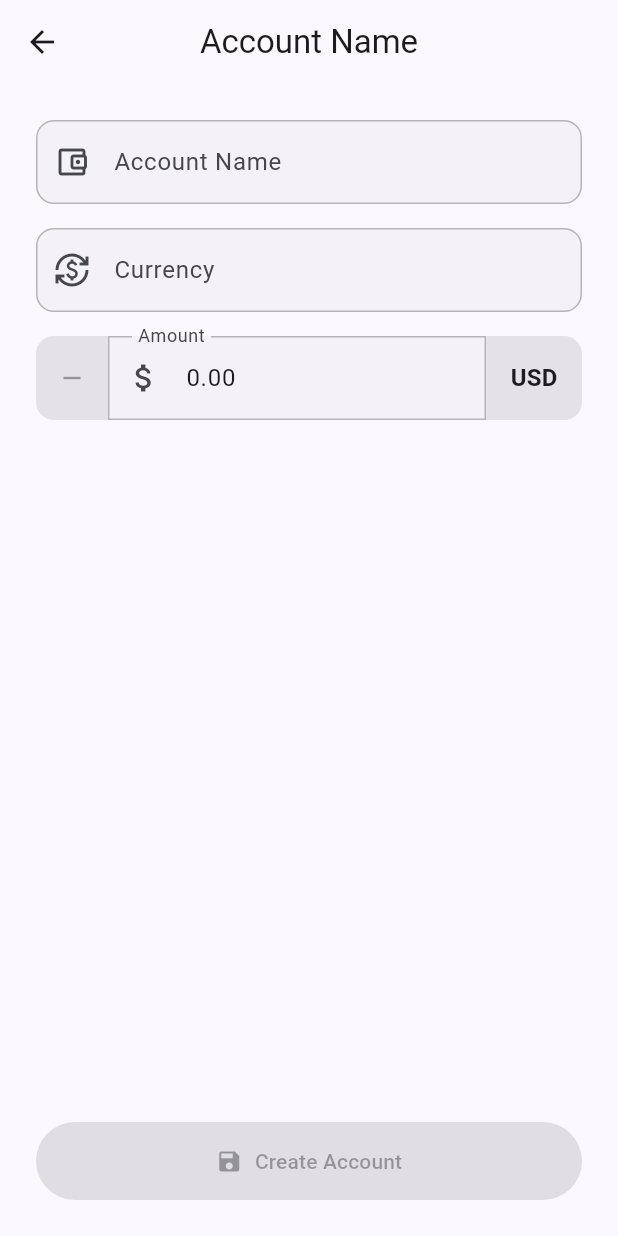
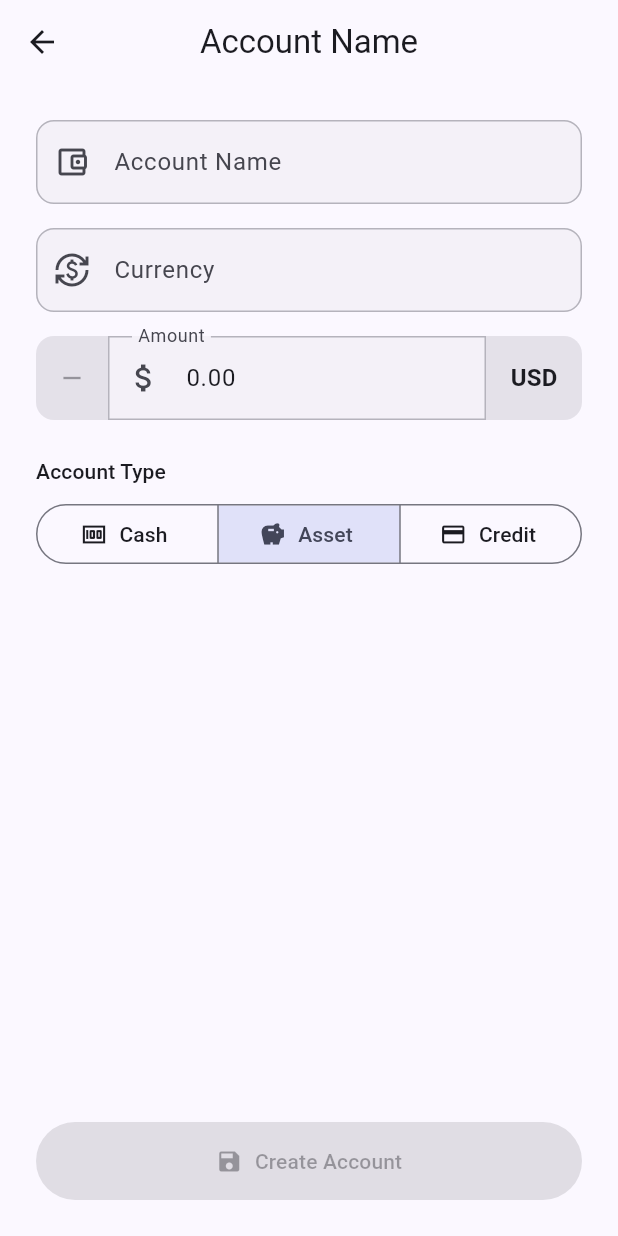
Before and after one commit to camilod529/pocket_guard, a Flutter app: the AccountView screen opened by its route, after a tap on "Create Account", on a phone screen of 412 x 824 dp. Run offline on Flutter 3.47's test engine with Material 3 defaults, Android fonts, the phone set to English and light mode, and no system bars; our stand-ins replace animate_do, drift, drift_flutter, flutter_riverpod, formz, go_router and 3 more; missing offline and left inert: sqlite3; accounts and stored records are empty; generated files the repository leaves out were written again.

Commit message:
feat(account): add account type and sort order fields, update localization and UI

```diff
--- a/lib/config/database/database.dart
+++ b/lib/config/database/database.dart
@@ -1,6 +1,7 @@
 import 'package:drift/drift.dart';
 import 'package:drift_flutter/drift_flutter.dart';
 import 'package:path_provider/path_provider.dart';
+import 'package:pocket_guard/domain/entities/account.dart';
 import 'package:pocket_guard/domain/entities/category.dart';
 import 'package:uuid/uuid.dart';
 
@@ -11,15 +12,21 @@ const _uuid = Uuid();
 final AppDatabase database = AppDatabase();
 
 // Table definitions
+// 1. Define an Enum for Account Types
 class Accounts extends Table {
   RealColumn get balance => real().withDefault(const Constant(0.0))();
   TextColumn get currency => text()();
-  TextColumn get id =>
-      text().clientDefault(() => _uuid.v4())(); // UUID v4 as text
+  TextColumn get id => text().clientDefault(() => _uuid.v4())();
   TextColumn get name => text()();
 
   @override
   Set<Column> get primaryKey => {id};
+  // 2. Add New Columns
+  IntColumn get sortOrder => integer().withDefault(const Constant(0))();
+
+  IntColumn get type => intEnum<AccountType>().withDefault(
+    const Constant(0),
+  )(); // Default to cash
 }
 
 @DriftDatabase(tables: [Accounts, Categories, Transactions])
@@ -41,6 +48,11 @@ class AppDatabase extends _$AppDatabase {
           // Add toAccountId column for transfers
           await m.addColumn(transactions, transactions.toAccountId);
         }
+        if (from < 4) {
+          // Add sortOrder column to accounts
+          await m.addColumn(accounts, accounts.sortOrder);
+          await m.addColumn(accounts, accounts.type);
+        }
       },
       beforeOpen: (details) async {
         await customStatement('PRAGMA foreign_keys = ON');
@@ -51,7 +63,8 @@ class AppDatabase extends _$AppDatabase {
   }
 
   @override
-  int get schemaVersion => 3;
+  int get schemaVersion => 4;
+
   Future<double> getAccountBalance(String accountId) {
     return (select(accounts)..where((tbl) => tbl.id.equals(accountId)))
         .map((row) => row.balance)
--- a/lib/domain/entities/account.dart
+++ b/lib/domain/entities/account.dart
@@ -5,12 +5,16 @@ class AccountEntity {
   final String name;
   final String currency;
   final double balance;
+  final AccountType type;
+  final int sortOrder;
 
   AccountEntity({
     required this.id,
     required this.name,
     required this.currency,
     required this.balance,
+    required this.type,
+    required this.sortOrder,
   });
 
   factory AccountEntity.empty() {
@@ -19,6 +23,28 @@ class AccountEntity {
       name: '',
       currency: '',
       balance: 0.0,
+      type: AccountType.asset,
+      sortOrder: 0,
+    );
+  }
+
+  AccountEntity copyWith({
+    String? id,
+    String? name,
+    String? currency,
+    double? balance,
+    AccountType? type,
+    int? sortOrder,
+  }) {
+    return AccountEntity(
+      id: id ?? this.id,
+      name: name ?? this.name,
+      currency: currency ?? this.currency,
+      balance: balance ?? this.balance,
+      type: type ?? this.type,
+      sortOrder: sortOrder ?? this.sortOrder,
     );
   }
 }
+
+enum AccountType { cash, asset, credit }
--- a/lib/infrastructure/data_sources/account_drift_data_source_impl.dart
+++ b/lib/infrastructure/data_sources/account_drift_data_source_impl.dart
@@ -17,6 +17,9 @@ class AccountDriftDataSourceImpl extends AccountDataSource {
             AccountsCompanion(
               name: Value(account.name),
               currency: Value(account.currency),
+              balance: Value(account.balance),
+              type: Value(account.type),
+              sortOrder: Value(account.sortOrder),
             ),
           );
     } catch (e, stackTrace) {
@@ -64,6 +67,8 @@ class AccountDriftDataSourceImpl extends AccountDataSource {
         name: account.name,
         currency: account.currency,
         balance: account.balance,
+        type: account.type,
+        sortOrder: account.sortOrder,
       );
     } catch (e, stackTrace) {
       throw _exceptionHandler.handleDriftException(
@@ -86,6 +91,8 @@ class AccountDriftDataSourceImpl extends AccountDataSource {
           name: account.name,
           currency: account.currency,
           balance: account.balance,
+          type: account.type,
+          sortOrder: account.sortOrder,
         );
       }).toList();
 
@@ -117,6 +124,8 @@ class AccountDriftDataSourceImpl extends AccountDataSource {
           name: account.name,
           currency: account.currency,
           balance: account.balance,
+          type: account.type,
+          sortOrder: account.sortOrder,
         );
       }).toList();
     } catch (e, stackTrace) {
@@ -146,6 +155,8 @@ class AccountDriftDataSourceImpl extends AccountDataSource {
               name: Value(account.name),
               currency: Value(account.currency),
               balance: Value(account.balance),
+              type: Value(account.type),
+              sortOrder: Value(account.sortOrder),
             ),
           );
 
--- a/lib/l10n/app_en.arb
+++ b/lib/l10n/app_en.arb
@@ -33,6 +33,22 @@
   "accounts": "Accounts",
   "@accounts": {
     "description": "Label for the accounts view"
+  },
+  "accountTypeAsset": "Asset",
+  "@accountTypeAsset": {
+    "description": "Account type: Asset"
+  },
+  "accountTypeCash": "Cash",
+  "@accountTypeCash": {
+    "description": "Account type: Cash"
+  },
+  "accountTypeCredit": "Credit",
+  "@accountTypeCredit": {
+    "description": "Account type: Credit"
+  },
+  "accountTypeLabel": "Account Type",
+  "@accountTypeLabel": {
+    "description": "Label for account type selector"
   },
   "addAccount": "Add Account",
   "@addAccount": {
--- a/lib/l10n/app_es.arb
+++ b/lib/l10n/app_es.arb
@@ -16,6 +16,10 @@
     "accountName": "Nombre de Cuenta",
     "accountNameHint": "Ingrese nombre de cuenta",
     "accounts": "Cuentas",
+    "accountTypeAsset": "Activo",
+    "accountTypeCash": "Efectivo",
+    "accountTypeCredit": "Crédito",
+    "accountTypeLabel": "Tipo de Cuenta",
     "addAccount": "Agregar Cuenta",
     "amountHint": "0.00",
     "amountLabel": "Monto",
--- a/lib/l10n/app_localizations.dart
+++ b/lib/l10n/app_localizations.dart
@@ -136,6 +136,30 @@ abstract class AppLocalizations {
   /// In en, this message translates to:
   /// **'Accounts'**
   String get accounts;
+
+  /// Account type: Asset
+  ///
+  /// In en, this message translates to:
+  /// **'Asset'**
+  String get accountTypeAsset;
+
+  /// Account type: Cash
+  ///
+  /// In en, this message translates to:
+  /// **'Cash'**
+  String get accountTypeCash;
+
+  /// Account type: Credit
+  ///
+  /// In en, this message translates to:
+  /// **'Credit'**
+  String get accountTypeCredit;
+
+  /// Label for account type selector
+  ///
+  /// In en, this message translates to:
+  /// **'Account Type'**
+  String get accountTypeLabel;
 
   /// Add new account button
   ///
--- a/lib/l10n/app_localizations_en.dart
+++ b/lib/l10n/app_localizations_en.dart
@@ -30,6 +30,18 @@ class AppLocalizationsEn extends AppLocalizations {
 
   @override
   String get accounts => 'Accounts';
+
+  @override
+  String get accountTypeAsset => 'Asset';
+
+  @override
+  String get accountTypeCash => 'Cash';
+
+  @override
+  String get accountTypeCredit => 'Credit';
+
+  @override
+  String get accountTypeLabel => 'Account Type';
 
   @override
   String get addAccount => 'Add Account';
--- a/lib/presentation/screens/account_form_screen.dart
+++ b/lib/presentation/screens/account_form_screen.dart
@@ -1,6 +1,7 @@
 import 'package:flutter/material.dart';
 import 'package:flutter_riverpod/flutter_riverpod.dart';
 import 'package:go_router/go_router.dart';
+import 'package:pocket_guard/domain/entities/account.dart';
 import 'package:pocket_guard/infrastructure/inputs/formatters/currency_input_formatter.dart';
 import 'package:pocket_guard/l10n/app_localizations.dart';
 import 'package:pocket_guard/presentation/providers/account/account_form_provider.dart';
@@ -198,6 +199,41 @@ class AccountFormScreen extends ConsumerWidget {
                       ),
                     ),
                   ),
+
+                  const SizedBox(height: 24),
+                  Text(
+                    localizations.accountTypeLabel,
+                    style: Theme.of(context).textTheme.titleSmall,
+                  ),
+                  const SizedBox(height: 8),
+                  SegmentedButton<AccountType>(
+                    segments: [
+                      ButtonSegment<AccountType>(
+                        value: AccountType.cash,
+                        label: Text(localizations.accountTypeCash),
+                        icon: const Icon(Icons.money),
+                      ),
+                      ButtonSegment<AccountType>(
+                        value: AccountType.asset,
+                        label: Text(localizations.accountTypeAsset),
+                        icon: const Icon(Icons.savings),
+                      ),
+                      ButtonSegment<AccountType>(
+                        value: AccountType.credit,
+                        label: Text(localizations.accountTypeCredit),
+                        icon: const Icon(Icons.credit_card),
+                      ),
+                    ],
+                    showSelectedIcon: false,
+                    selected: {formState.type},
+                    onSelectionChanged: (Set<AccountType> newSelection) {
+                      ref
+                          .read(accountFormProvider(accountId).notifier)
+                          .typeChanged(newSelection.first);
+                    },
+                  ),
+                  const Spacer(),
+                  // ... rest of the code (Submit Button)
                   const Spacer(),
                   ElevatedButton.icon(
                     onPressed: formState.isFormValid
```
Also changed, not shown: lib/l10n/app_localizations_es.dart (+12 -0 lines), lib/presentation/providers/account/account_form_provider.dart (+53 -16 lines), lib/presentation/providers/account/accounts_provider.dart (+20 -0 lines), lib/presentation/views/account_view.dart (+78 -14 lines), lib/config/database/database.g.dart, lib/presentation/providers/account/account_form_provider.g.dart, lib/presentation/providers/account/accounts_provider.g.dart.
